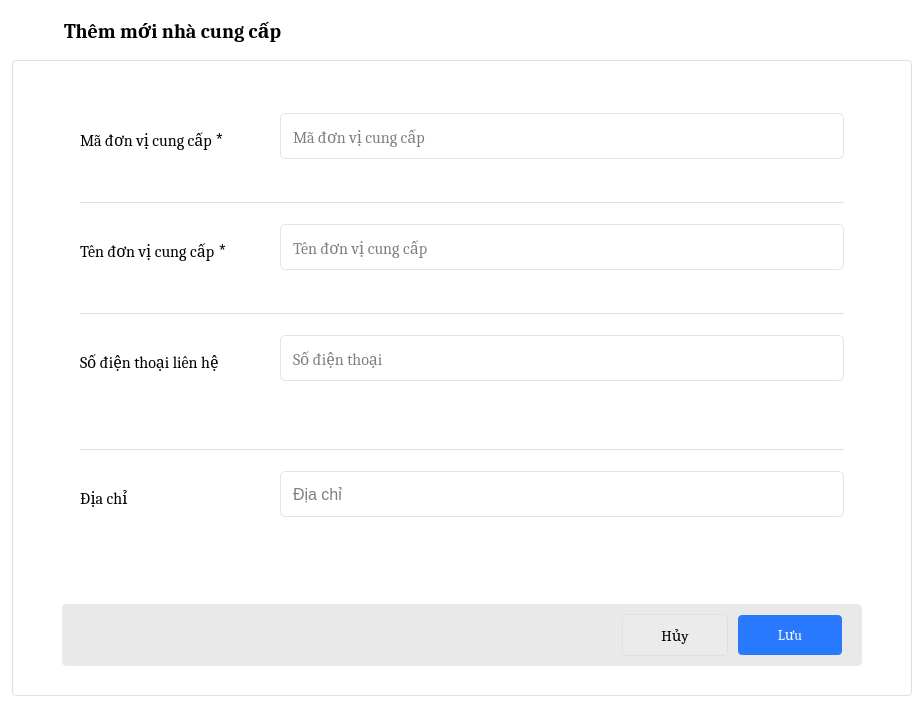
Qt form ui/admin/supplier_detail.ui (dinhphuquy2k1/python-qt5) before a commit.
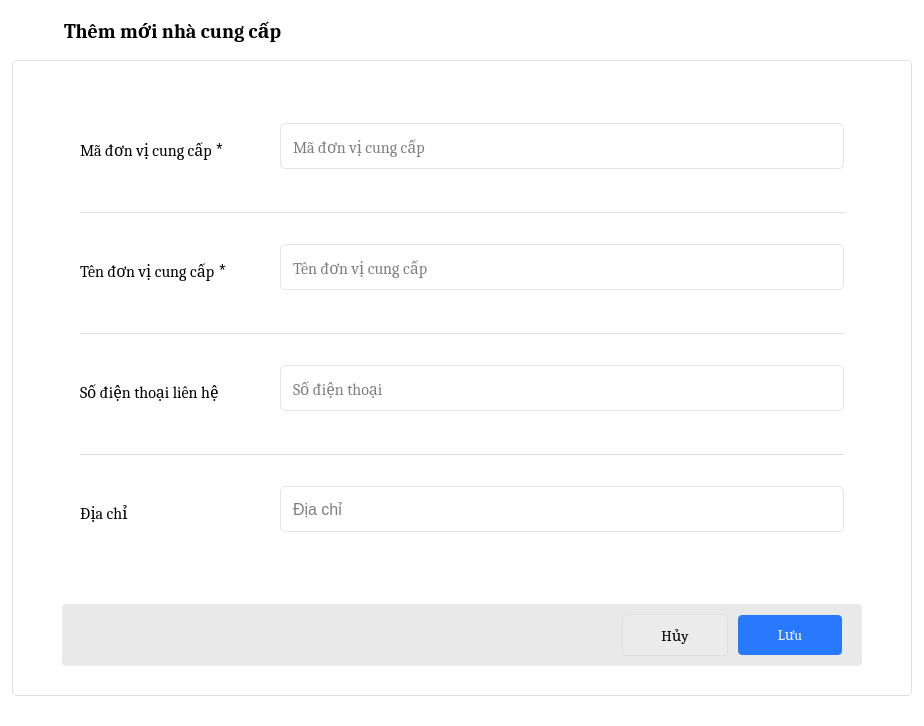
The same form after that commit. Icons and pictures are not drawn.

Commit message: fix supplier detail

The edit to the form file:
```diff
--- a/ui/admin/supplier_detail.ui
+++ b/ui/admin/supplier_detail.ui
@@ -789,7 +789,6 @@
                                          <font>
                                           <family>Cambria</family>
                                           <pointsize>-1</pointsize>
-                                          <weight>50</weight>
                                           <bold>false</bold>
                                          </font>
                                         </property>
@@ -988,7 +987,6 @@
                                          <font>
                                           <family>Cambria</family>
                                           <pointsize>-1</pointsize>
-                                          <weight>50</weight>
                                           <bold>false</bold>
                                          </font>
                                         </property>
@@ -1118,6 +1116,12 @@
                            </item>
                            <item>
                             <widget class="QWidget" name="widget_3" native="true">
+                             <property name="maximumSize">
+                              <size>
+                               <width>16777215</width>
+                               <height>105</height>
+                              </size>
+                             </property>
                              <layout class="QVBoxLayout" name="verticalLayout_4">
                               <property name="spacing">
                                <number>0</number>
@@ -1196,7 +1200,6 @@
                                          <font>
                                           <family>Cambria</family>
                                           <pointsize>-1</pointsize>
-                                          <weight>50</weight>
                                           <bold>false</bold>
                                          </font>
                                         </property>
@@ -1299,6 +1302,12 @@
                            </item>
                            <item>
                             <widget class="QWidget" name="widget_5" native="true">
+                             <property name="maximumSize">
+                              <size>
+                               <width>16777215</width>
+                               <height>105</height>
+                              </size>
+                             </property>
                              <layout class="QVBoxLayout" name="verticalLayout_17">
                               <property name="spacing">
                                <number>0</number>
@@ -1377,7 +1386,6 @@
                                          <font>
                                           <family>Cambria</family>
                                           <pointsize>-1</pointsize>
-                                          <weight>50</weight>
                                           <bold>false</bold>
                                          </font>
                                         </property>
```
Left out of the diff: 1 changed line with no effect on the pictures. The commit also changes 42 other files.
